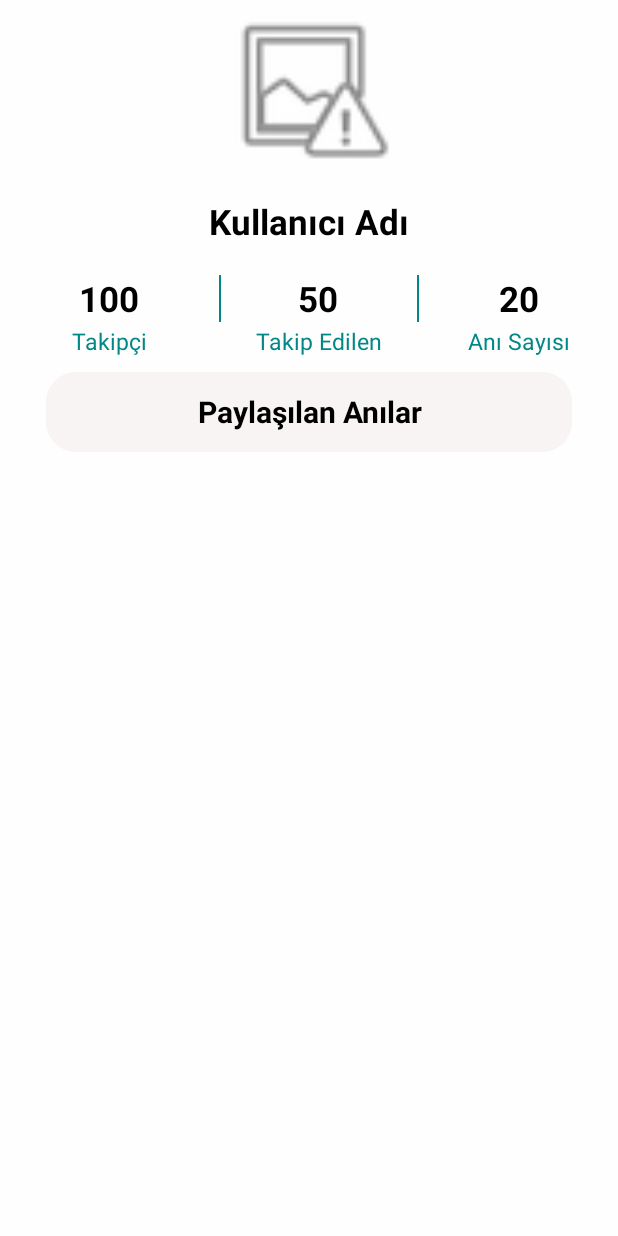
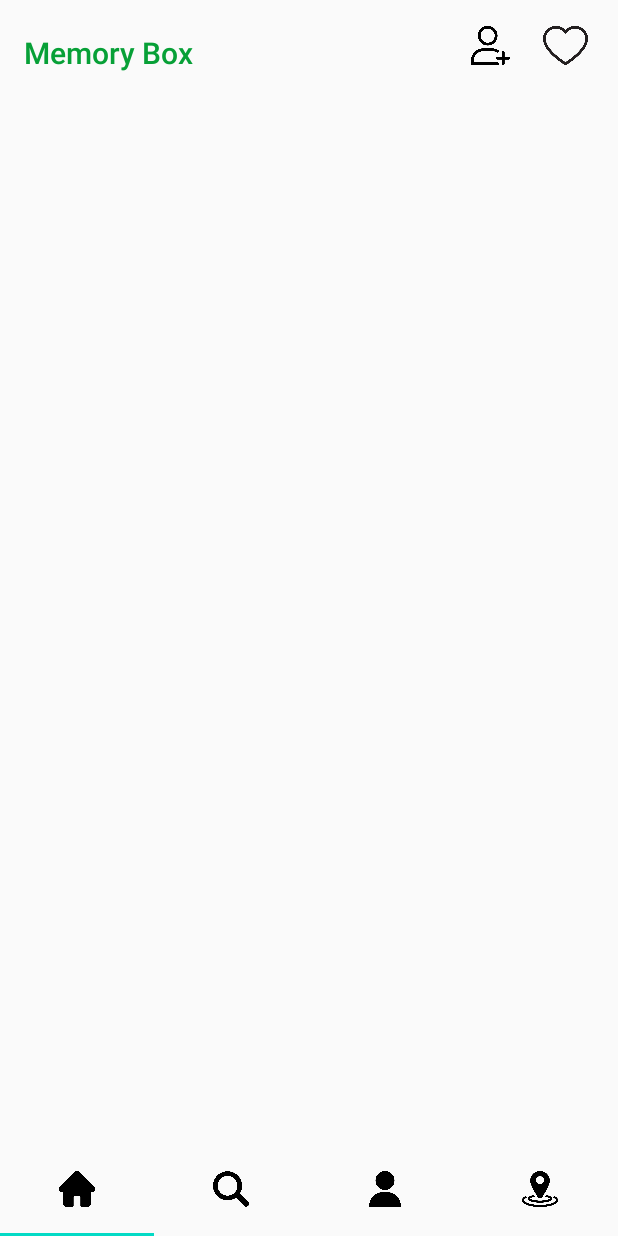
Before and after one commit to enessozgu/MemoryBox-Kotlin, an Android app built with Jetpack Compose: the screen it shows after launch (MainActivity), on a phone screen of 412 x 824 dp. Run offline under Robolectric (Android 15) with nearby library versions, the phone set to English and light mode, and no system bars; our stand-ins replace Firebase (no records; nobody signed in at launch, a user with empty details on screens opened directly); pictures from the network do not load.

Commit message:
feat(ui): Complete HomePageFragment design

```diff
--- a/app/src/main/java/com/example/anikutusu/HomeMapFragment.kt
+++ b/app/src/main/java/com/example/anikutusu/HomeMapFragment.kt
@@ -675,14 +675,18 @@ class HomeMapFragment : Fragment(), OnMapReadyCallback {
 
     override fun onResume() {
         super.onResume()
-        binding.mapView.onResume()
+        requireActivity()
+            .findViewById<androidx.viewpager2.widget.ViewPager2>(R.id.vp)
+            .isUserInputEnabled = false
     }
 
-
     override fun onPause() {
-        binding.mapView.onPause()
+        requireActivity()
+            .findViewById<androidx.viewpager2.widget.ViewPager2>(R.id.vp)
+            .isUserInputEnabled = true
         super.onPause()
     }
+
 
 
     override fun onDestroyView() {
--- /dev/null
+++ b/app/src/main/java/com/example/anikutusu/HomePageFragment.kt
@@ -0,0 +1,80 @@
+package com.example.anikutusu
+
+import android.os.Bundle
+import android.view.LayoutInflater
+import android.view.View
+import android.view.ViewGroup
+import androidx.compose.material3.Tab
+import androidx.core.os.bundleOf
+import androidx.fragment.app.Fragment
+import androidx.fragment.app.FragmentActivity
+import androidx.viewpager2.adapter.FragmentStateAdapter
+import com.example.anikutusu.databinding.FragmentHomePageBinding
+import com.google.android.material.tabs.TabLayoutMediator
+
+class HomePageFragment : Fragment() {
+
+    private lateinit var fragmentListesi:ArrayList<Fragment>
+    private lateinit var fragmentBaslikListesi:ArrayList<String>
+    private lateinit var binding: FragmentHomePageBinding
+
+    override fun onCreateView(inflater: LayoutInflater, container: ViewGroup?, savedInstanceState: Bundle?): View {
+        binding = FragmentHomePageBinding.inflate(inflater, container, false)
+
+        fragmentListesi= ArrayList()
+        fragmentBaslikListesi= ArrayList()
+
+        val mapFrag = HomeMapFragment().apply {
+            arguments = bundleOf(
+                "latitude" to -1f,
+                "longitude" to -1f
+            )
+        }
+
+        fragmentListesi.add(MainFragment())
+        fragmentListesi.add(SearchFragment())
+        fragmentListesi.add(ProfileFragment())
+        fragmentListesi.add(mapFrag)
+
+
+        fragmentBaslikListesi.add("Anasayfa")
+        fragmentBaslikListesi.add("Ekle")
+        fragmentBaslikListesi.add("Profil")
+        fragmentBaslikListesi.add("Anı Haritası")
+
+        var adapter=MyViewPagerAdapter(requireActivity())
+        binding.vp.adapter=adapter
+
+
+        /*
+        TabLayoutMediator(binding.tl,binding.vp) { tab, position ->
+            tab.text = fragmentBaslikListesi[position]
+        }.attach()
+
+         */
+
+        TabLayoutMediator(binding.tl,binding.vp){tab,position->
+            when(position){
+                0->tab.setIcon(R.drawable.home)
+                1->tab.setIcon(R.drawable.search)
+                2->tab.setIcon(R.drawable.user)
+                3->tab.setIcon(R.drawable.location)
+            }
+        }.attach()
+
+
+        return binding.root
+    }
+
+    inner class MyViewPagerAdapter(fragmentActivity:FragmentActivity):FragmentStateAdapter(fragmentActivity){
+        override fun getItemCount(): Int {
+            return fragmentListesi.size
+        }
+
+        override fun createFragment(position: Int): Fragment {
+            return fragmentListesi[position]
+        }
+    }
+
+
+}
--- /dev/null
+++ b/app/src/main/java/com/example/anikutusu/MainFragment.kt
@@ -0,0 +1,59 @@
+package com.example.anikutusu
+
+import android.os.Bundle
+import androidx.fragment.app.Fragment
+import android.view.LayoutInflater
+import android.view.View
+import android.view.ViewGroup
+
+// TODO: Rename parameter arguments, choose names that match
+// the fragment initialization parameters, e.g. ARG_ITEM_NUMBER
+private const val ARG_PARAM1 = "param1"
+private const val ARG_PARAM2 = "param2"
+
+/**
+ * A simple [Fragment] subclass.
+ * Use the [MainFragment.newInstance] factory method to
+ * create an instance of this fragment.
+ */
+class MainFragment : Fragment() {
+    // TODO: Rename and change types of parameters
+    private var param1: String? = null
+    private var param2: String? = null
+
+    override fun onCreate(savedInstanceState: Bundle?) {
+        super.onCreate(savedInstanceState)
+        arguments?.let {
+            param1 = it.getString(ARG_PARAM1)
+            param2 = it.getString(ARG_PARAM2)
+        }
+    }
+
+    override fun onCreateView(
+        inflater: LayoutInflater, container: ViewGroup?,
+        savedInstanceState: Bundle?
+    ): View? {
+        // Inflate the layout for this fragment
+        return inflater.inflate(R.layout.fragment_main, container, false)
+    }
+
+    companion object {
+        /**
+         * Use this factory method to create a new instance of
+         * this fragment using the provided parameters.
+         *
+         * @param param1 Parameter 1.
+         * @param param2 Parameter 2.
+         * @return A new instance of fragment MainFragment.
+         */
+        // TODO: Rename and change types and number of parameters
+        @JvmStatic
+        fun newInstance(param1: String, param2: String) =
+            MainFragment().apply {
+                arguments = Bundle().apply {
+                    putString(ARG_PARAM1, param1)
+                    putString(ARG_PARAM2, param2)
+                }
+            }
+    }
+}
--- /dev/null
+++ b/app/src/main/java/com/example/anikutusu/SearchFragment.kt
@@ -0,0 +1,59 @@
+package com.example.anikutusu
+
+import android.os.Bundle
+import androidx.fragment.app.Fragment
+import android.view.LayoutInflater
+import android.view.View
+import android.view.ViewGroup
+
+// TODO: Rename parameter arguments, choose names that match
+// the fragment initialization parameters, e.g. ARG_ITEM_NUMBER
+private const val ARG_PARAM1 = "param1"
+private const val ARG_PARAM2 = "param2"
+
+/**
+ * A simple [Fragment] subclass.
+ * Use the [SearchFragment.newInstance] factory method to
+ * create an instance of this fragment.
+ */
+class SearchFragment : Fragment() {
+    // TODO: Rename and change types of parameters
+    private var param1: String? = null
+    private var param2: String? = null
+
+    override fun onCreate(savedInstanceState: Bundle?) {
+        super.onCreate(savedInstanceState)
+        arguments?.let {
+            param1 = it.getString(ARG_PARAM1)
+            param2 = it.getString(ARG_PARAM2)
+        }
+    }
+
+    override fun onCreateView(
+        inflater: LayoutInflater, container: ViewGroup?,
+        savedInstanceState: Bundle?
+    ): View? {
+        // Inflate the layout for this fragment
+        return inflater.inflate(R.layout.fragment_search, container, false)
+    }
+
+    companion object {
+        /**
+         * Use this factory method to create a new instance of
+         * this fragment using the provided parameters.
+         *
+         * @param param1 Parameter 1.
+         * @param param2 Parameter 2.
+         * @return A new instance of fragment SearchFragment.
+         */
+        // TODO: Rename and change types and number of parameters
+        @JvmStatic
+        fun newInstance(param1: String, param2: String) =
+            SearchFragment().apply {
+                arguments = Bundle().apply {
+                    putString(ARG_PARAM1, param1)
+                    putString(ARG_PARAM2, param2)
+                }
+            }
+    }
+}
--- /dev/null
+++ b/app/src/main/res/drawable/toolbarbackground.xml
@@ -0,0 +1,8 @@
+<?xml version="1.0" encoding="utf-8"?>
+<shape xmlns:android="http://schemas.android.com/apk/res/android">
+<solid
+    android:color="#EBEBEB"/>
+    <stroke
+        android:width="0.5dp"
+        android:color="@color/teal_700"/>
+</shape>
--- a/app/src/main/res/layout/fragment_home_map.xml
+++ b/app/src/main/res/layout/fragment_home_map.xml
@@ -1,7 +1,6 @@
 <androidx.drawerlayout.widget.DrawerLayout
     xmlns:android="http://schemas.android.com/apk/res/android"
     xmlns:app="http://schemas.android.com/apk/res-auto"
-
     android:id="@+id/drawerLayout"
     android:layout_width="match_parent"
     android:layout_height="match_parent">
@@ -31,7 +30,7 @@
         <androidx.appcompat.widget.Toolbar
             android:id="@+id/toolbar"
             android:paddingTop="10dp"
-
+            android:visibility="invisible"
             android:layout_width="match_parent"
             android:layout_height="70dp"
             android:background="@color/res"
--- /dev/null
+++ b/app/src/main/res/layout/fragment_home_page.xml
@@ -0,0 +1,49 @@
+<?xml version="1.0" encoding="utf-8"?>
+<androidx.constraintlayout.widget.ConstraintLayout xmlns:android="http://schemas.android.com/apk/res/android"
+    xmlns:tools="http://schemas.android.com/tools"
+    android:layout_width="match_parent"
+    android:layout_height="match_parent"
+    xmlns:app="http://schemas.android.com/apk/res-auto"
+    tools:context=".HomePageFragment">
+
+
+
+    <com.google.android.material.tabs.TabLayout
+        android:layout_width="match_parent"
+        android:layout_height="0dp"
+        android:id="@+id/tl"
+        app:layout_constraintTop_toBottomOf="@id/vp"
+        app:layout_constraintStart_toStartOf="parent"
+        app:layout_constraintEnd_toEndOf="parent"
+        app:layout_constraintBottom_toBottomOf="parent"
+        app:layout_constraintHeight_percent="0.075"
+        >
+
+        <com.google.android.material.tabs.TabItem
+            android:layout_width="wrap_content"
+            android:layout_height="wrap_content"
+            android:text="Monday" />
+
+        <com.google.android.material.tabs.TabItem
+            android:layout_width="wrap_content"
+            android:layout_height="wrap_content"
+            android:text="Tuesday" />
+
+        <com.google.android.material.tabs.TabItem
+            android:layout_width="wrap_content"
+            android:layout_height="wrap_content"
+            android:text="Wednesday" />
+    </com.google.android.material.tabs.TabLayout>
+
+    <androidx.viewpager2.widget.ViewPager2
+        android:layout_width="0dp"
+        android:layout_height="0dp"
+        android:id="@+id/vp"
+        app:layout_constraintStart_toStartOf="parent"
+        app:layout_constraintEnd_toEndOf="parent"
+        app:layout_constraintTop_toTopOf="parent"
+        app:layout_constraintBottom_toTopOf="@+id/tl"
+        />
+
+
+</androidx.constraintlayout.widget.ConstraintLayout>
--- /dev/null
+++ b/app/src/main/res/layout/fragment_main.xml
@@ -0,0 +1,44 @@
+<?xml version="1.0" encoding="utf-8"?>
+<androidx.constraintlayout.widget.ConstraintLayout xmlns:android="http://schemas.android.com/apk/res/android"
+    xmlns:tools="http://schemas.android.com/tools"
+    android:layout_width="match_parent"
+    android:layout_height="match_parent"
+    xmlns:app="http://schemas.android.com/apk/res-auto"
+    tools:context=".MainFragment">
+
+    <Button
+        android:layout_width="30dp"
+        android:layout_height="30dp"
+        android:background="@drawable/happiness"
+        app:layout_constraintTop_toTopOf="@id/toolbar"
+        app:layout_constraintBottom_toBottomOf="@id/toolbar"
+        app:layout_constraintEnd_toEndOf="parent"
+        android:layout_marginEnd="20dp"
+        android:id="@+id/announcement"/>
+
+    <Button
+        android:layout_width="30dp"
+        android:layout_height="30dp"
+        android:background="@drawable/addcontact"
+        app:layout_constraintTop_toTopOf="@id/toolbar"
+        app:layout_constraintBottom_toBottomOf="@id/toolbar"
+        app:layout_constraintEnd_toStartOf="@id/announcement"
+        android:layout_marginEnd="20dp"
+        android:id="@+id/addcontact"/>
+
+
+    <androidx.appcompat.widget.Toolbar
+        android:id="@+id/toolbar"
+        android:paddingTop="10dp"
+        app:titleTextColor="#07A037"
+        app:title="Memory Box"
+        app:layout_constraintStart_toStartOf="parent"
+        app:layout_constraintEnd_toEndOf="parent"
+        app:layout_constraintTop_toTopOf="parent"
+        android:layout_width="match_parent"
+        android:layout_height="0dp"
+        app:layout_constraintHeight_percent="0.08"
+        android:theme="@style/ThemeOverlay.AppCompat.Dark.ActionBar" />
+
+
+</androidx.constraintlayout.widget.ConstraintLayout>
--- a/app/src/main/res/layout/fragment_profile.xml
+++ b/app/src/main/res/layout/fragment_profile.xml
@@ -12,6 +12,7 @@
         android:layout_width="120dp"
         android:layout_height="120dp"
         android:scaleType="centerCrop"
+        android:layout_marginTop="20dp"
         app:layout_constraintTop_toTopOf="parent"
         app:layout_constraintStart_toStartOf="parent"
         app:layout_constraintEnd_toEndOf="parent"/>
--- /dev/null
+++ b/app/src/main/res/layout/fragment_search.xml
@@ -0,0 +1,14 @@
+<?xml version="1.0" encoding="utf-8"?>
+<FrameLayout xmlns:android="http://schemas.android.com/apk/res/android"
+    xmlns:tools="http://schemas.android.com/tools"
+    android:layout_width="match_parent"
+    android:layout_height="match_parent"
+    tools:context=".SearchFragment">
+
+    <!-- TODO: Update blank fragment layout -->
+    <TextView
+        android:layout_width="match_parent"
+        android:layout_height="match_parent"
+        android:text="@string/hello_blank_fragment" />
+
+</FrameLayout>
--- a/app/src/main/res/navigation/nav_graph.xml
+++ b/app/src/main/res/navigation/nav_graph.xml
@@ -3,7 +3,7 @@
     xmlns:app="http://schemas.android.com/apk/res-auto"
     xmlns:tools="http://schemas.android.com/tools"
     android:id="@+id/nav_graph"
-    app:startDestination="@id/profileFragment">
+    app:startDestination="@id/homePageFragment">
 
     <fragment
         android:id="@+id/registerFragment"
@@ -121,5 +121,14 @@
         android:name="com.example.anikutusu.ProfileFragment"
         android:label="fragment_profile"
         tools:layout="@layout/fragment_profile" />
+    <fragment
+        android:id="@+id/homePageFragment"
+        android:name="com.example.anikutusu.HomePageFragment"
+        android:label="fragment_home_page"
+        tools:layout="@layout/fragment_home_page" >
+        <action
+            android:id="@+id/action_homePageFragment_to_profileFragment"
+            app:destination="@id/profileFragment" />
+    </fragment>
 
 </navigation>
```
Also changed, not shown: app/src/main/res/drawable/addcontact.png (added), app/src/main/res/drawable/happiness.png (added), app/src/main/res/drawable/home.png (added), app/src/main/res/drawable/location.png (added), app/src/main/res/drawable/search.png (added), app/src/main/res/drawable/user.png (added).
